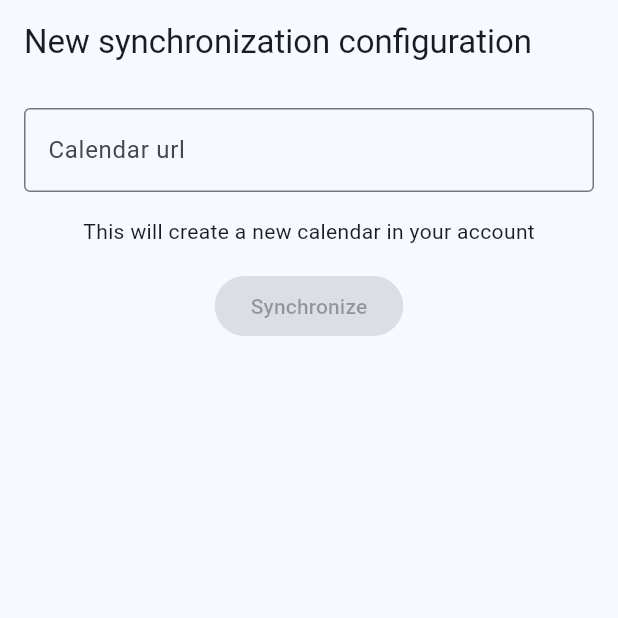
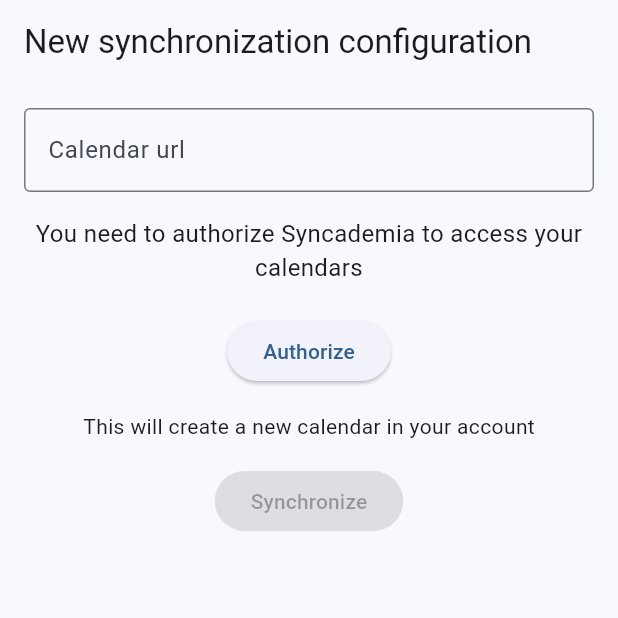
Before and after one commit to SuperMuel/Syncademic, a Flutter app: the NewSyncConfigPage screen opened by its route, on a phone screen of 412 x 824 dp, the top half of it. Run offline on Flutter 3.47's test engine with Material 3 defaults, Android fonts, the phone set to English and light mode, and no system bars; our stand-ins replace cloud_firestore, equatable, firebase_auth, firebase_core, flutter_bloc, flutter_dotenv and 6 more; missing offline and left inert: googleapis; accounts and stored records are empty; generated files the repository leaves out were written again; network calls fail.

Commit message:
Authorization process

```diff
--- /dev/null
+++ b/syncademic_app/lib/authorization/authorization_service.dart
@@ -0,0 +1,28 @@
+import 'package:flutter_dotenv/flutter_dotenv.dart';
+import 'package:google_sign_in/google_sign_in.dart';
+import 'package:googleapis/calendar/v3.dart';
+
+abstract class AuthorizationService {
+  Future<bool> isAuthorized();
+  Future<bool> authorize();
+}
+
+final _scopes = [CalendarApi.calendarScope, CalendarApi.calendarEventsScope];
+
+class GoogleAuthorizationService implements AuthorizationService {
+  final GoogleSignIn _googleSignIn;
+
+  GoogleAuthorizationService({GoogleSignIn? googleSignIn})
+      : _googleSignIn = googleSignIn ??
+            GoogleSignIn(
+              scopes: _scopes,
+              clientId: dotenv.env['SYNCADEMIA_CLIENT_ID'],
+            );
+
+  @override
+  Future<bool> authorize() => _googleSignIn.requestScopes(_scopes);
+
+  @override
+  Future<bool> isAuthorized() =>
+      _googleSignIn.canAccessScopes(_scopes); // This only works on web
+}
--- a/syncademic_app/lib/main.dart
+++ b/syncademic_app/lib/main.dart
@@ -1,8 +1,11 @@
 import 'package:firebase_core/firebase_core.dart';
 import 'package:flutter/material.dart';
 import 'package:flutter_bloc/flutter_bloc.dart';
+import 'package:flutter_dotenv/flutter_dotenv.dart';
 import 'package:get_it/get_it.dart';
 import 'package:go_router/go_router.dart';
+import 'authorization/authorization_service.dart';
+import 'screens/new_sync_profile/target_calendar_selector/target_calendar_selector_cubit.dart';
 import 'repositories/firestore_sync_profile_repository.dart';
 import 'services/account_service.dart';
 import 'services/firestore_account_service.dart';
@@ -19,6 +22,8 @@ import 'services/firebase_auth_service.dart';
 import 'widgets/sync_profiles_list.dart';
 
 void main() async {
+  await dotenv.load();
+
   final getIt = GetIt.instance;
 
   WidgetsFlutterBinding.ensureInitialized();
@@ -38,6 +43,8 @@ void main() async {
   getIt.registerSingleton<AuthCubit>(AuthCubit());
 
   getIt.registerSingleton<AccountService>(FirebaseAccountService());
+
+  getIt.registerSingleton<AuthorizationService>(GoogleAuthorizationService());
 
   runApp(const MyApp());
 }
@@ -71,8 +78,11 @@ final _router = GoRouter(
     GoRoute(
         path: '/new-sync-profile',
         builder: (_, __) {
-          return BlocProvider(
-            create: (_) => NewSyncProfileCubit(),
+          return MultiBlocProvider(
+            providers: [
+              BlocProvider(create: (_) => NewSyncProfileCubit()),
+              BlocProvider(create: (_) => TargetCalendarSelectorCubit()),
+            ],
             child: const NewSyncConfigPage(),
           );
         }),
--- a/syncademic_app/lib/screens/account/account_page.dart
+++ b/syncademic_app/lib/screens/account/account_page.dart
@@ -3,6 +3,7 @@ import 'package:flutter_bloc/flutter_bloc.dart';
 import 'package:gap/gap.dart';
 import 'package:get_it/get_it.dart';
 import 'package:go_router/go_router.dart';
+
 import '../../authentication/cubit/auth_cubit.dart';
 
 // TODO: Add remove account button
--- a/syncademic_app/lib/screens/new_sync_profile/new_sync_profile_page.dart
+++ b/syncademic_app/lib/screens/new_sync_profile/new_sync_profile_page.dart
@@ -1,6 +1,7 @@
 import 'package:flutter/material.dart';
 import 'package:flutter_bloc/flutter_bloc.dart';
 import 'package:gap/gap.dart';
+import 'target_calendar_selector/target_calendar_selector.dart';
 
 import 'new_sync_profile_cubit.dart';
 
@@ -53,6 +54,8 @@ class NewSyncConfigPage extends StatelessWidget {
                   onChanged: cubit.urlChanged,
                 ),
                 const Gap(16),
+                const TargetCalendarSelector(),
+                const Gap(16),
                 const Text("This will create a new calendar in your account"),
                 const Gap(16),
                 ElevatedButton(
--- /dev/null
+++ b/syncademic_app/lib/screens/new_sync_profile/target_calendar_selector/target_calendar_selector.dart
@@ -0,0 +1,48 @@
+import 'package:flutter/material.dart';
+import 'package:flutter_bloc/flutter_bloc.dart';
+
+import 'target_calendar_selector_cubit.dart';
+
+class TargetCalendarSelector extends StatelessWidget {
+  const TargetCalendarSelector({super.key});
+
+  @override
+  Widget build(BuildContext context) {
+    return BlocBuilder<TargetCalendarSelectorCubit,
+        TargetCalendarSelectorState>(
+      builder: (context, state) {
+        return state.when(
+          unauthorized: () => const _UnauthorizedBody(),
+          authorizing: () => const Center(
+            child: CircularProgressIndicator(),
+          ),
+          authorized: () => const Text('Authorized'),
+        );
+      },
+    );
+  }
+}
+
+class _UnauthorizedBody extends StatelessWidget {
+  const _UnauthorizedBody();
+
+  @override
+  Widget build(BuildContext context) {
+    return Column(
+      mainAxisAlignment: MainAxisAlignment.center,
+      children: <Widget>[
+        const Text(
+          'You need to authorize Syncademia to access your calendars',
+          textAlign: TextAlign.center,
+          style: TextStyle(fontSize: 16),
+        ),
+        const SizedBox(height: 20),
+        ElevatedButton(
+          onPressed: () =>
+              context.read<TargetCalendarSelectorCubit>().authorize(),
+          child: const Text('Authorize'),
+        ),
+      ],
+    );
+  }
+}
--- /dev/null
+++ b/syncademic_app/lib/screens/new_sync_profile/target_calendar_selector/target_calendar_selector_cubit.dart
@@ -0,0 +1,21 @@
+import 'package:flutter_bloc/flutter_bloc.dart';
+import 'package:freezed_annotation/freezed_annotation.dart';
+import 'package:get_it/get_it.dart';
+import '../../../authorization/authorization_service.dart';
+
+part 'target_calendar_selector_state.dart';
+part 'target_calendar_selector_cubit.freezed.dart';
+
+class TargetCalendarSelectorCubit extends Cubit<TargetCalendarSelectorState> {
+  TargetCalendarSelectorCubit()
+      : super(const TargetCalendarSelectorState.unauthorized());
+
+  Future<void> authorize() async {
+    emit(const TargetCalendarSelectorState.authorizing());
+    final authorized = await GetIt.I<AuthorizationService>().authorize();
+
+    emit(authorized
+        ? const TargetCalendarSelectorState.authorized()
+        : const TargetCalendarSelectorState.unauthorized());
+  }
+}
--- /dev/null
+++ b/syncademic_app/lib/screens/new_sync_profile/target_calendar_selector/target_calendar_selector_state.dart
@@ -0,0 +1,8 @@
+part of 'target_calendar_selector_cubit.dart';
+
+@freezed
+class TargetCalendarSelectorState with _$TargetCalendarSelectorState {
+  const factory TargetCalendarSelectorState.unauthorized() = _Unauthorized;
+  const factory TargetCalendarSelectorState.authorizing() = _Authorizing;
+  const factory TargetCalendarSelectorState.authorized() = _Authorized;
+}
--- a/syncademic_app/lib/services/firebase_auth_service.dart
+++ b/syncademic_app/lib/services/firebase_auth_service.dart
@@ -1,10 +1,11 @@
 import 'dart:async';
+import 'dart:developer';
 
 import 'package:firebase_auth/firebase_auth.dart';
 import 'package:get_it/get_it.dart';
-import 'account_service.dart';
 
 import '../models/user.dart' as syncademic;
+import 'account_service.dart';
 import 'auth_service.dart';
 
 class FirebaseAuthService extends AuthService {
@@ -27,7 +28,8 @@ class FirebaseAuthService extends AuthService {
       GetIt.I<AccountService>().createAccount(syncademicUser);
 
       return syncademicUser;
-    } on FirebaseAuthException catch (_) {
+    } on FirebaseAuthException catch (e) {
+      log('Error signing in with Google', error: e);
       // TODO handle error
       rethrow;
     }
--- a/syncademic_app/pubspec.yaml
+++ b/syncademic_app/pubspec.yaml
@@ -48,6 +48,8 @@ dependencies:
   firebase_auth: ^4.17.4
   google_sign_in: ^6.2.1
   cloud_firestore: ^4.15.4
+  googleapis: ^12.0.0
+  flutter_dotenv: ^5.1.0
 
 dev_dependencies:
   flutter_test:
@@ -74,7 +76,8 @@ flutter:
   uses-material-design: true
 
   # To add assets to your application, add an assets section, like this:
-  # assets:
+  assets:
+    - .env
   #   - images/a_dot_burr.jpeg
   #   - images/a_dot_ham.jpeg
 
```
Also changed, not shown: syncademic_app/lib/authentication/cubit/auth_cubit.dart (+3 -8 lines), syncademic_app/lib/models/target_calendar.dart (added, +15 -0 lines), syncademic_app/lib/services/firestore_account_service.dart (+5 -4 lines), syncademic_app/lib/widgets/target_calendar_card.dart (added, +16 -0 lines), syncademic_app/lib/screens/new_sync_profile/target_calendar_selector/target_calendar_selector_cubit.freezed.dart (added), syncademic_app/pubspec.lock, 3 other files.
